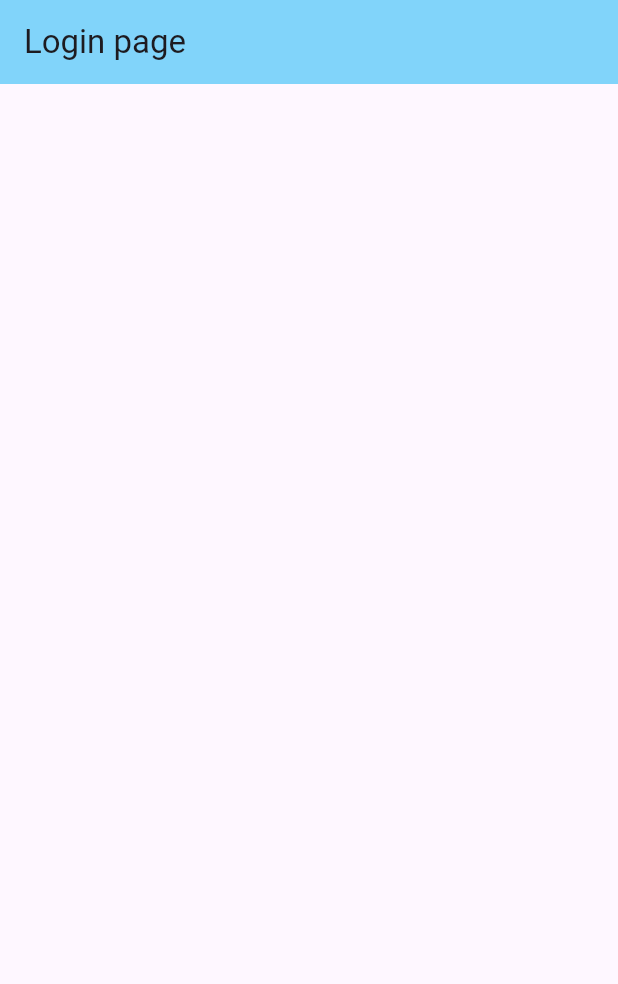
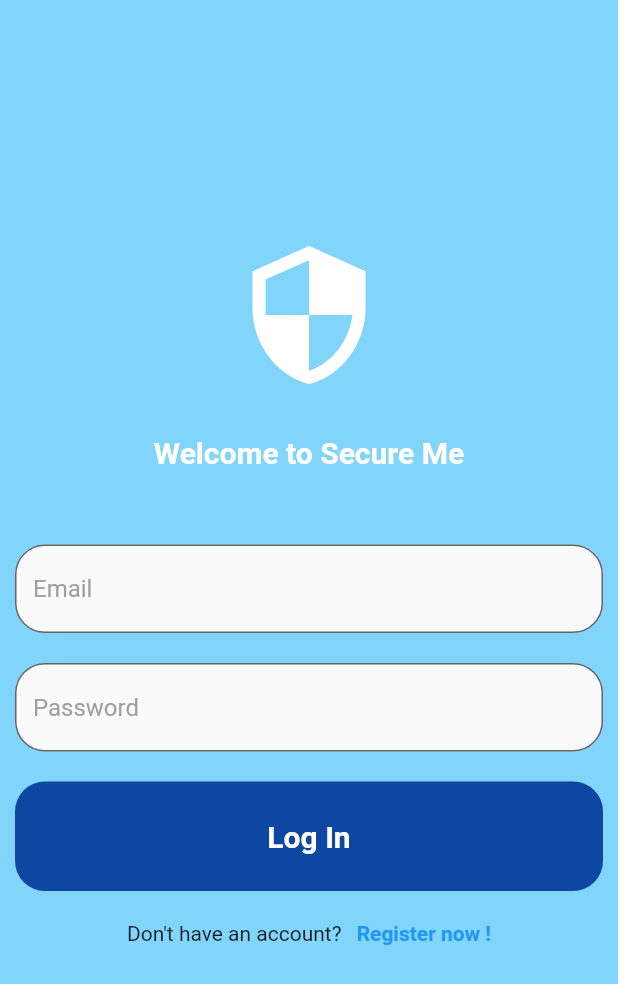
Before and after one commit to The-Black-Shadow/secure_me, a Flutter app: the screen it shows after launch, on a phone screen of 412 x 824 dp. Shown: the top 984 px of the screen. Run offline on Flutter 3.47's test engine with Material 2 defaults, Android fonts, the phone set to English and light mode, and no system bars; our stand-ins replace firebase_core; accounts and stored records are empty.

Commit message:
completed login ans signup pages ui

```diff
--- /dev/null
+++ b/lib/auth/login_or_register.dart
@@ -0,0 +1,30 @@
+import 'package:flutter/material.dart';
+import 'package:secure_me/pages/login_page.dart';
+import 'package:secure_me/pages/register_page.dart';
+
+class LoginOrRegister extends StatefulWidget {
+  const LoginOrRegister({super.key});
+
+  @override
+  State<LoginOrRegister> createState() => _LoginOrRegisterState();
+}
+
+class _LoginOrRegisterState extends State<LoginOrRegister> {
+  //initially show login page
+  bool showLoginPage = true;
+
+  void togglePages() {
+    setState(() {
+      showLoginPage = !showLoginPage;
+    });
+  }
+
+  @override
+  Widget build(BuildContext context) {
+    if (showLoginPage) {
+      return LoginPage(onTap: togglePages);
+    } else {
+      return RegisterPage(onTap: togglePages);
+    }
+  }
+}
--- /dev/null
+++ b/lib/components/button.dart
@@ -0,0 +1,26 @@
+import 'package:flutter/material.dart';
+
+class MyButton extends StatelessWidget {
+  final Function? onTap;
+  final String text;
+  const MyButton({
+    super.key,
+    required this.onTap,
+    required this.text,
+  });
+
+  @override
+  Widget build(BuildContext context) {
+    return Container(
+        padding: const EdgeInsets.all(25),
+        decoration: BoxDecoration(
+            color: Colors.blue[900], borderRadius: BorderRadius.circular(20)),
+        child: Center(
+          child: Text(text,
+              style: const TextStyle(
+                  fontSize: 20,
+                  fontWeight: FontWeight.bold,
+                  color: Colors.white)),
+        ));
+  }
+}
--- /dev/null
+++ b/lib/components/textfield.dart
@@ -0,0 +1,29 @@
+import 'package:flutter/material.dart';
+
+class MyTextfield extends StatelessWidget {
+  final TextEditingController controller;
+  final String hint;
+  final bool obscureText;
+  const MyTextfield({
+    super.key,
+    required this.controller,
+    required this.hint,
+    required this.obscureText,
+  });
+
+  @override
+  Widget build(BuildContext context) {
+    return TextField(
+      controller: controller,
+      obscureText: obscureText,
+      decoration: InputDecoration(
+          hintText: hint,
+          hintStyle: const TextStyle(color: Colors.grey),
+          border: OutlineInputBorder(
+            borderRadius: BorderRadius.circular(20),
+          ),
+          fillColor: Colors.grey[50],
+          filled: true),
+    );
+  }
+}
--- a/lib/main.dart
+++ b/lib/main.dart
@@ -1,5 +1,5 @@
 import 'package:flutter/material.dart';
-import 'package:secure_me/pages/login.dart';
+import 'package:secure_me/auth/login_or_register.dart';
 
 void main() {
   runApp(const MyApp());
@@ -11,14 +11,9 @@
   // This widget is the root of your application.
   @override
   Widget build(BuildContext context) {
-    return MaterialApp(
+    return const MaterialApp(
       debugShowCheckedModeBanner: false,
-      title: 'Flutter Demo',
-      theme: ThemeData(
-        colorScheme: ColorScheme.fromSeed(seedColor: Colors.deepPurple),
-        useMaterial3: true,
-      ),
-      home: const LogIn(),
+      home: LoginOrRegister(),
     );
   }
 }
--- a/lib/pages/login.dart
+++ /dev/null
@@ -1,20 +0,0 @@
-import 'package:flutter/material.dart';
-
-class LogIn extends StatefulWidget {
-  const LogIn({super.key});
-
-  @override
-  State<LogIn> createState() => _LogInState();
-}
-
-class _LogInState extends State<LogIn> {
-  @override
-  Widget build(BuildContext context) {
-    return Scaffold(
-      appBar: AppBar(
-        title: const Text('Login page'),
-        backgroundColor: Colors.lightBlue[200],
-      ),
-    );
-  }
-}
--- /dev/null
+++ b/lib/pages/login_page.dart
@@ -0,0 +1,82 @@
+import 'package:flutter/material.dart';
+import 'package:secure_me/components/button.dart';
+import 'package:secure_me/components/textfield.dart';
+
+class LoginPage extends StatefulWidget {
+  final Function()? onTap;
+  const LoginPage({
+    super.key,
+    required this.onTap,
+  });
+
+  @override
+  State<LoginPage> createState() => _LoginPageState();
+}
+
+class _LoginPageState extends State<LoginPage> {
+  final emailController = TextEditingController();
+  final passwordController = TextEditingController();
+  @override
+  Widget build(BuildContext context) {
+    return Scaffold(
+      backgroundColor: Colors.lightBlue[200],
+      body: Center(
+        child: Padding(
+          padding: const EdgeInsets.all(10.0),
+          child: Column(
+            children: [
+              const SizedBox(height: 150),
+              //logo
+              const Icon(
+                Icons.security,
+                size: 100,
+                color: Colors.white,
+              ),
+              const SizedBox(height: 30),
+              //welcome text
+              const Text("Welcome to Secure Me",
+                  style: TextStyle(
+                      fontSize: 20,
+                      fontWeight: FontWeight.bold,
+                      color: Colors.white)),
+              const SizedBox(height: 50),
+              //email textfield
+              MyTextfield(
+                controller: emailController,
+                hint: "Email",
+                obscureText: false,
+              ),
+              const SizedBox(height: 20),
+              //password textfield
+              MyTextfield(
+                controller: passwordController,
+                hint: "Password",
+                obscureText: true,
+              ),
+              const SizedBox(height: 20),
+              //login button
+              MyButton(onTap: () {}, text: 'Log In'),
+              const SizedBox(height: 20),
+              //register button
+              Row(
+                mainAxisAlignment: MainAxisAlignment.center,
+                children: [
+                  const Text("Don't have an account?"),
+                  const SizedBox(width: 10),
+                  GestureDetector(
+                    onTap: widget.onTap,
+                    child: const Text(
+                      "Register now !",
+                      style: TextStyle(
+                          color: Colors.blue, fontWeight: FontWeight.bold),
+                    ),
+                  ),
+                ],
+              ),
+            ],
+          ),
+        ),
+      ),
+    );
+  }
+}
```
Also changed, not shown: lib/pages/register_page.dart (added, +91 -0 lines).
